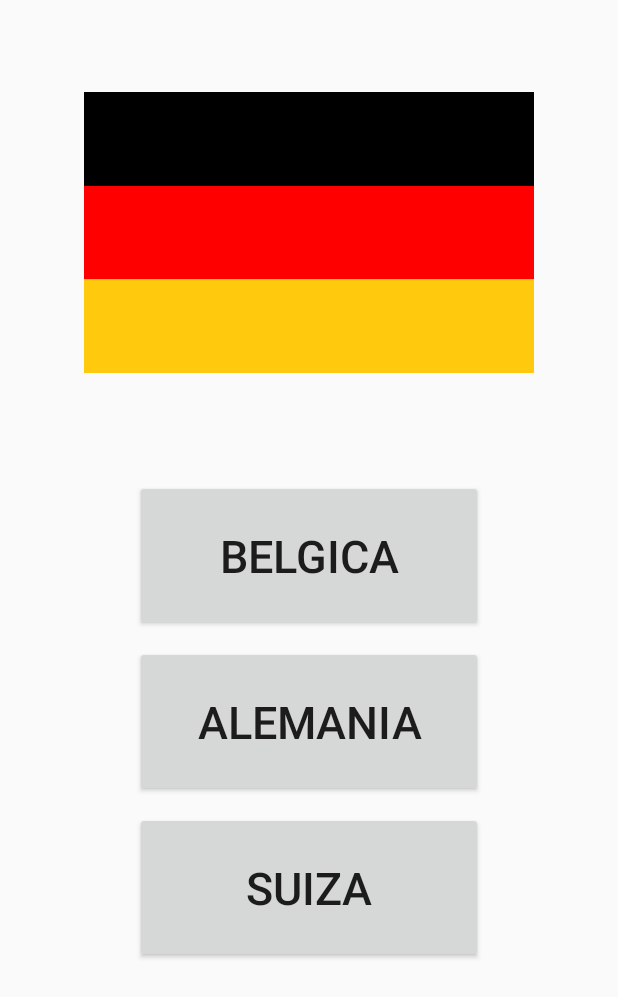
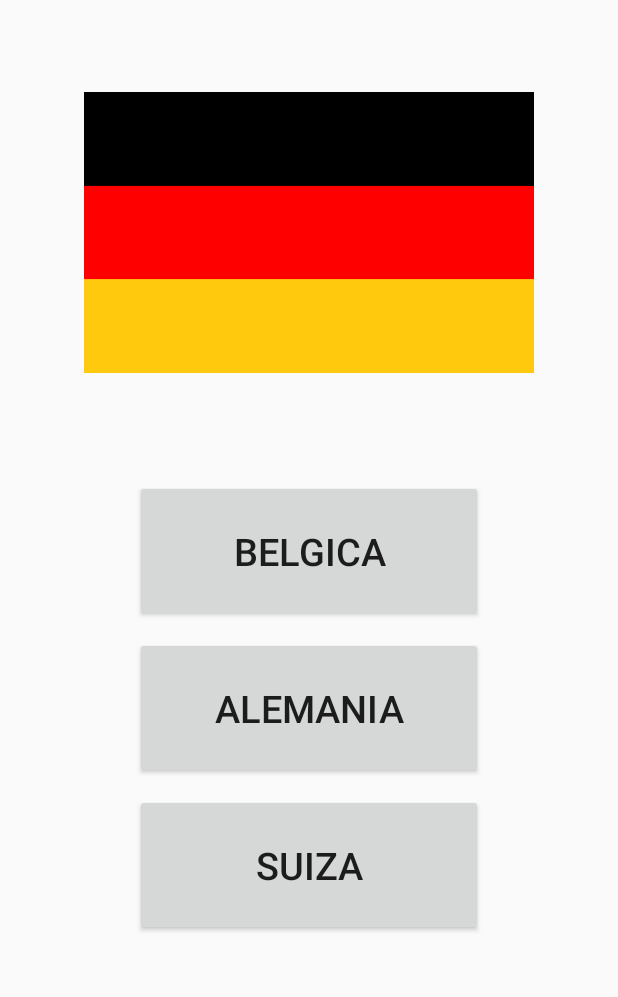
Before and after one commit to Jesus11I/AprendePaises, an Android app: the Alemania screen opened directly, with no data from a screen before it, on a phone screen of 412 x 824 dp. Shown: the top 997 px of the screen. Run offline under Robolectric (Android 15) with nearby library versions, the phone set to English and light mode, and no system bars.

```diff
--- a/app/src/main/AndroidManifest.xml
+++ b/app/src/main/AndroidManifest.xml
@@ -1,5 +1,6 @@
 <?xml version="1.0" encoding="utf-8"?>
 <manifest xmlns:android="http://schemas.android.com/apk/res/android"
+    xmlns:tools="http://schemas.android.com/tools"
     package="com.example.aprendepaises">
 
     <application
@@ -11,7 +12,9 @@
         android:theme="@style/AppTheme">
         <activity android:name=".Espana"></activity>
         <activity android:name=".Alemania" />
-        <activity android:name=".MainActivity">
+        <activity android:name=".MainActivity"
+            android:screenOrientation="portrait"
+            tools:ignore="LockedOrientationActivity">
             <intent-filter>
                 <action android:name="android.intent.action.MAIN" />
 
--- a/app/src/main/res/layout/alemania.xml
+++ b/app/src/main/res/layout/alemania.xml
@@ -1,7 +1,7 @@
 <?xml version="1.0" encoding="utf-8"?>
 <RelativeLayout
     xmlns:android="http://schemas.android.com/apk/res/android"
-    xmlns="http://schemas.android.com/apk/res-auto"
+    xmlns:app="http://schemas.android.com/apk/res-auto"
     xmlns:tools="http://schemas.android.com/tools"
     android:layout_width="match_parent"
     android:layout_height="match_parent"
@@ -16,12 +16,12 @@
         android:src="@drawable/alemania" />
 
     <LinearLayout
+        android:layout_width="match_parent"
+        android:layout_height="wrap_content"
         android:layout_below="@id/imageView2_Alemania"
-        android:layout_width="470dp"
-        android:layout_height="330dp"
         android:layout_centerHorizontal="true"
+        android:layout_marginHorizontal="90dp"
         android:layout_marginTop="40dp"
-        android:layout_marginHorizontal="90dp"
         android:addStatesFromChildren="false"
         android:orientation="vertical">
 
@@ -32,7 +32,7 @@
             android:layout_marginBottom="10dp"
             android:padding="30dp"
             android:text="belgica"
-            android:textSize="30sp" />
+            android:textSize="25sp" />
 
         <Button
             android:id="@+id/alemania"
@@ -41,7 +41,7 @@
             android:layout_marginBottom="10dp"
             android:padding="30dp"
             android:text="alemania"
-            android:textSize="30sp" />
+            android:textSize="25sp" />
 
         <Button
             android:id="@+id/suiza"
@@ -49,7 +49,7 @@
             android:layout_height="wrap_content"
             android:padding="30dp"
             android:text="suiza"
-            android:textSize="30sp" />
+            android:textSize="25sp" />
     </LinearLayout>
 
 
```
Also changed, not shown: app/src/main/java/com/example/aprendepaises/Espana.java (+37 -1 lines), app/src/main/res/layout/activity_main.xml (+5 -5 lines), app/src/main/res/layout/espana.xml (+42 -1 lines).
